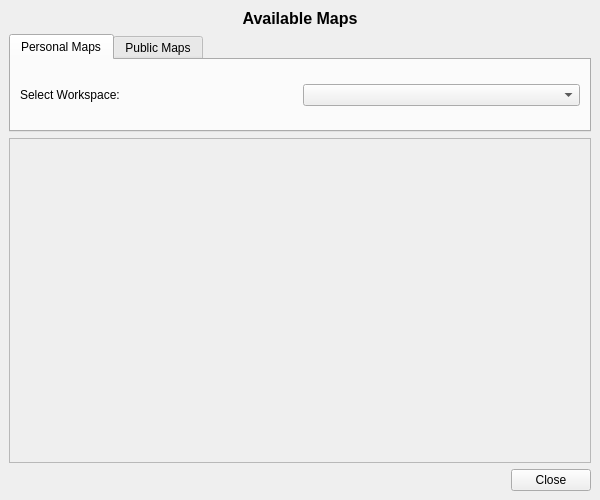
Old version of the form ui/dialogs/GetMapDialog.ui in the repository maphub-co/maphub-qgis.
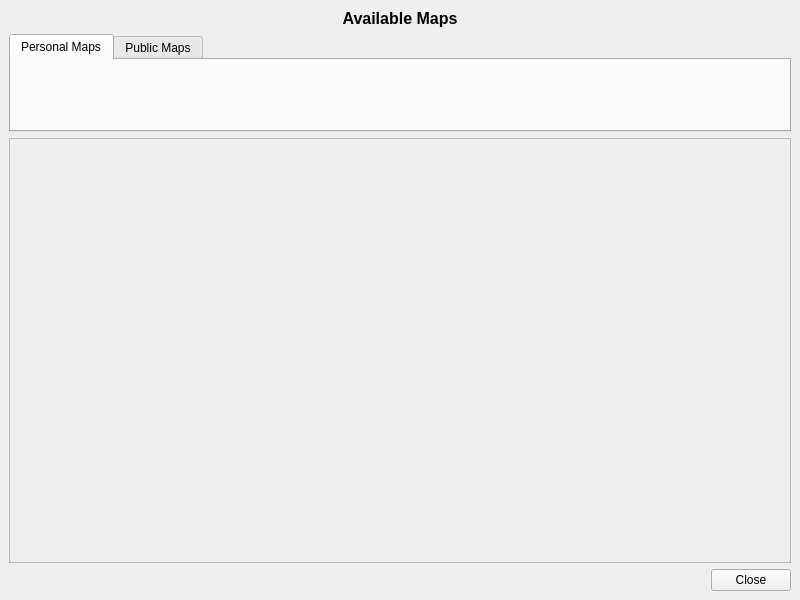
New version of the form.

Commit message: ♻️ [navigation] Refactor folder navigation using reusable widget

What changed in the file:
```diff
--- a/ui/dialogs/GetMapDialog.ui
+++ b/ui/dialogs/GetMapDialog.ui
@@ -6,8 +6,8 @@
    <rect>
     <x>0</x>
     <y>0</y>
-    <width>600</width>
-    <height>500</height>
+    <width>800</width>
+    <height>600</height>
    </rect>
   </property>
   <property name="minimumSize">
@@ -68,20 +68,6 @@
        <string>Personal Maps</string>
       </attribute>
       <layout class="QVBoxLayout" name="verticalLayout_workspace">
-       <item>
-        <layout class="QHBoxLayout" name="horizontalLayout_workspace">
-         <item>
-          <widget class="QLabel" name="label_workspace">
-           <property name="text">
-            <string>Select Workspace:</string>
-           </property>
-          </widget>
-         </item>
-         <item>
-          <widget class="QComboBox" name="comboBox_workspace"/>
-         </item>
-        </layout>
-       </item>
       </layout>
      </widget>
      <widget class="QWidget" name="tab_public_maps">
@@ -171,7 +157,7 @@
        <rect>
         <x>0</x>
         <y>0</y>
-        <width>780</width>
+        <width>580</width>
         <height>453</height>
        </rect>
       </property>
```
The commit also changes 7 other files.
